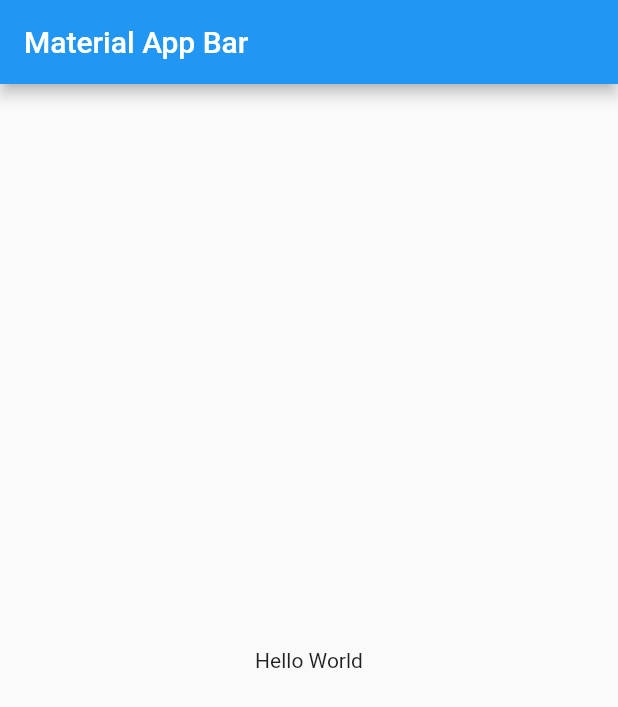
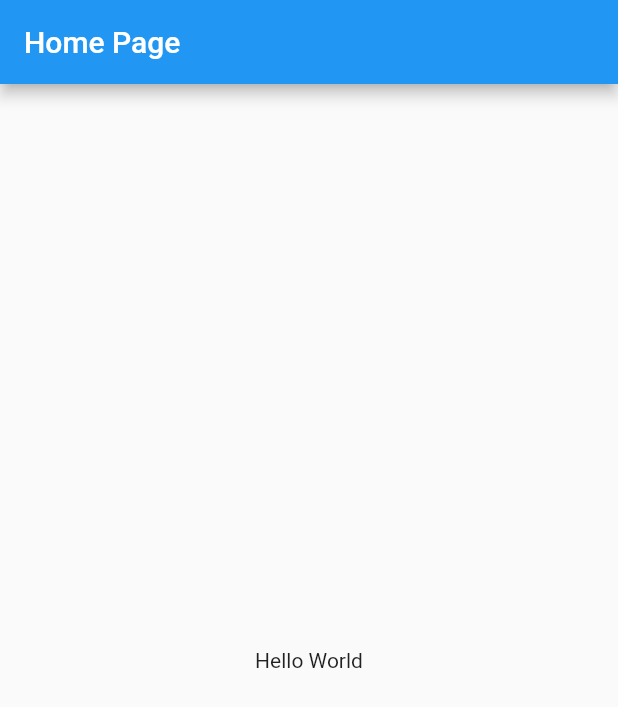
Before and after one commit to mohamedelbendary228/riverpod-practice, a Flutter app: the screen it shows after launch, on a phone screen of 412 x 824 dp. Shown: the top 707 px of the screen. Run offline on Flutter 3.47's test engine with Material 2 defaults, Android fonts, the phone set to English and light mode, and no system bars.

Commit message:
Initialize the app

```diff
--- a/lib/main.dart
+++ b/lib/main.dart
@@ -8,10 +8,10 @@ class MyApp extends StatelessWidget {
   @override
   Widget build(BuildContext context) {
     return MaterialApp(
-      title: 'Material App',
+      title: 'Riverpod Practice',
       home: Scaffold(
         appBar: AppBar(
-          title: const Text('Material App Bar'),
+          title: const Text('Home Page'),
         ),
         body: const Center(
           child: Text('Hello World'),
```
